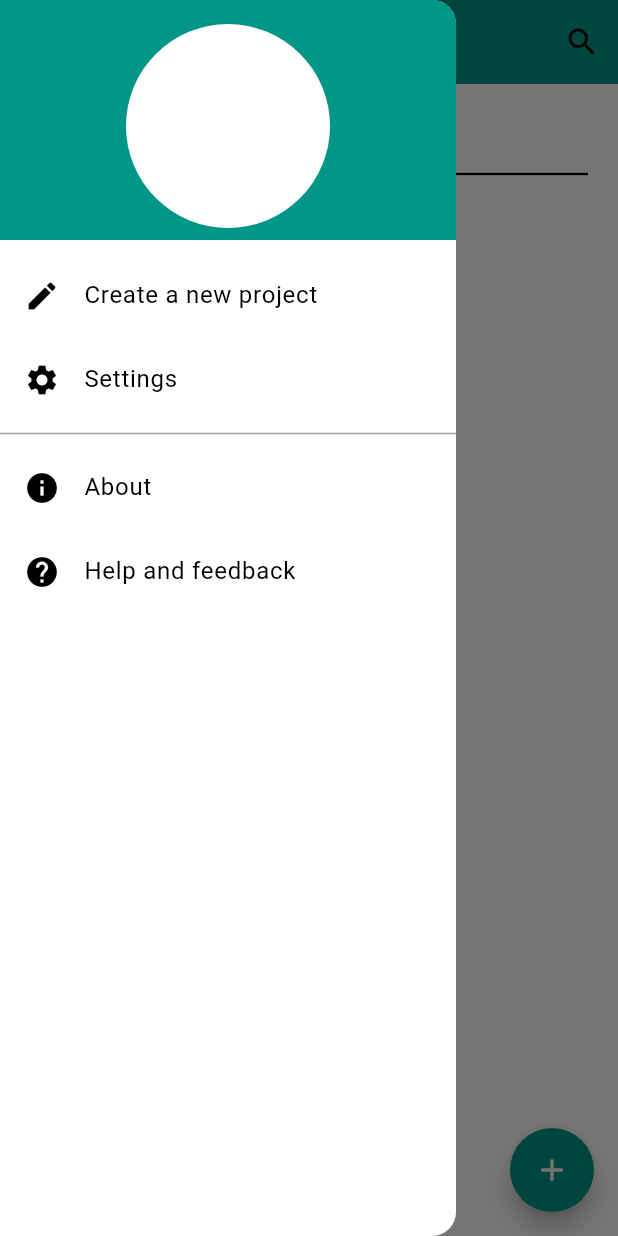
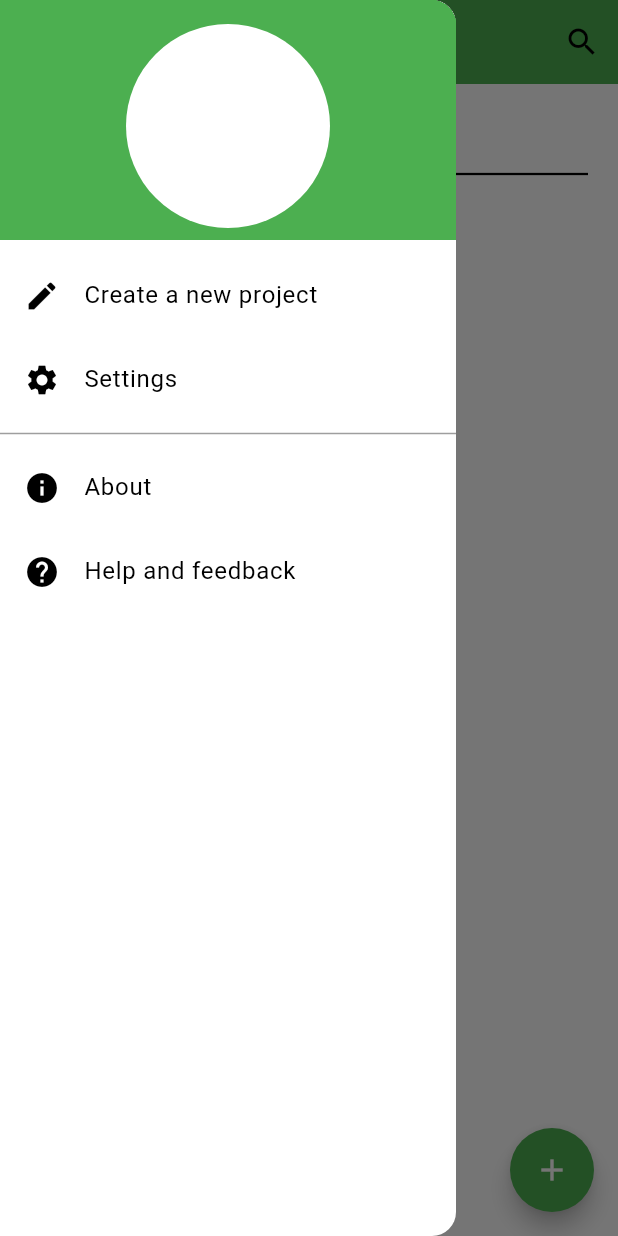
Before and after one commit to hhandika/trapir, a Flutter app: the screen it shows after launch, with the side drawer open, on a phone screen of 412 x 824 dp. Run offline on Flutter 3.47's test engine with Material 2 defaults, Android fonts, the phone set to English and light mode, and no system bars; drawn by our look-alikes of dynamic_color, flutter_speed_dial; our stand-ins replace convex_bottom_bar, drift; accounts and stored records are empty; generated files the repository leaves out were written again.

Commit message:
Update color scheme

```diff
--- a/lib/main.dart
+++ b/lib/main.dart
@@ -13,10 +13,10 @@ class MyApp extends StatelessWidget {
   const MyApp({Key? key}) : super(key: key);
 
   static final _defaultLightColorScheme =
-      ColorScheme.fromSwatch(primarySwatch: Colors.teal);
+      ColorScheme.fromSwatch(primarySwatch: Colors.green);
 
   static final _defaultDarkColorScheme = ColorScheme.fromSwatch(
-    primarySwatch: Colors.teal,
+    primarySwatch: Colors.green,
     brightness: Brightness.dark,
   );
 
```
